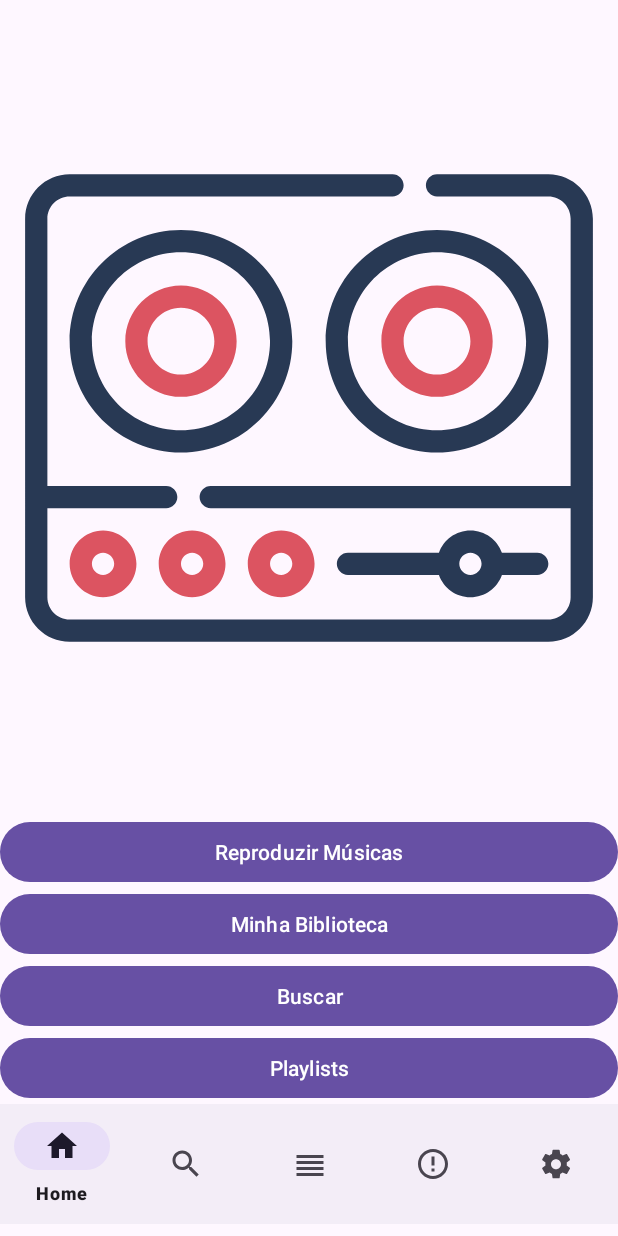
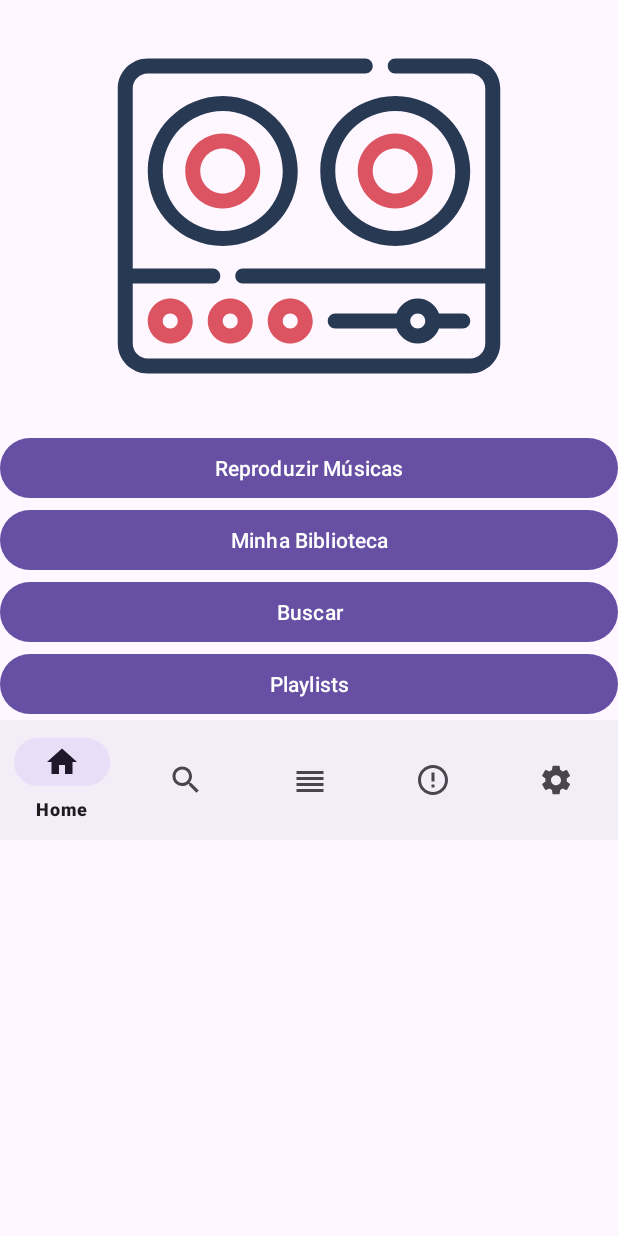
Before and after one commit to MatheusScafuro/SonycSyncMobile, an Android app: the HomeActivity screen opened directly, with no data from a screen before it, on a phone screen of 412 x 824 dp. Run offline under Robolectric (Android 15) with nearby library versions, the phone set to English and light mode, and no system bars.

Commit message:
update 2.0

```diff
--- a/app/src/main/res/drawable/app_logo.xml
+++ b/app/src/main/res/drawable/app_logo.xml
@@ -1,8 +1,8 @@
 <vector xmlns:android="http://schemas.android.com/apk/res/android" xmlns:aapt="http://schemas.android.com/aapt"
     android:viewportWidth="512"
     android:viewportHeight="512"
-    android:width="512dp"
-    android:height="512dp">
+    android:width="256dp"
+    android:height="256dp">
     <path
         android:pathData="M371 146c-27.57 0 -50 22.43 -50 50s22.43 50 50 50s50 -22.43 50 -50S398.57 146 371 146zM371 226c-16.542 0 -30 -13.458 -30 -30s13.458 -30 30 -30s30 13.458 30 30S387.542 226 371 226z"
         android:fillColor="#DC5461" />
--- a/gradle/libs.versions.toml
+++ b/gradle/libs.versions.toml
@@ -1,5 +1,5 @@
 [versions]
-agp = "8.4.0"
+agp = "8.4.1"
 kotlin = "1.9.0"
 coreKtx = "1.10.1"
 junit = "4.13.2"
```
